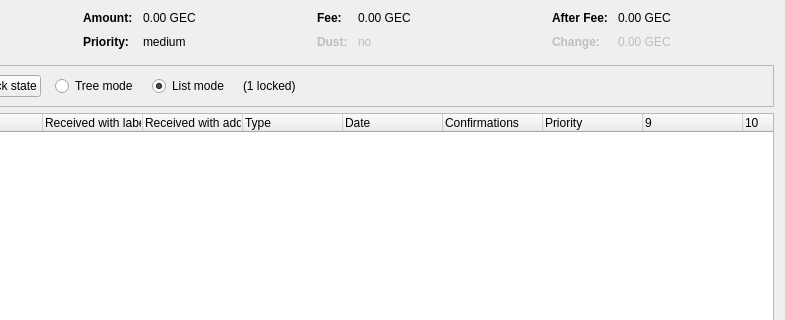
Before: the Qt Designer form src/qt/forms/coincontroldialog.ui in rivanando/GoldEgg, drawn with Qt 5; both pictures show x 169 to 954 and y 0 to 320 of the 954 by 500 pixel window.
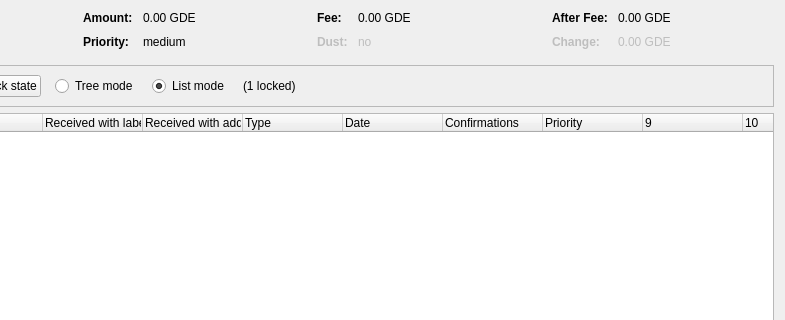
After: the same form once the commit is applied. Custom widgets are drawn as their Qt base class.

```diff
--- a/src/qt/forms/coincontroldialog.ui
+++ b/src/qt/forms/coincontroldialog.ui
@@ -132,7 +132,7 @@
           <enum>Qt::ActionsContextMenu</enum>
          </property>
          <property name="text">
-          <string notr="true">0.00 GEC</string>
+          <string notr="true">0.00 GDE</string>
          </property>
          <property name="textInteractionFlags">
           <set>Qt::LinksAccessibleByMouse|Qt::TextSelectableByKeyboard|Qt::TextSelectableByMouse</set>
@@ -206,7 +206,7 @@
           <enum>Qt::ActionsContextMenu</enum>
          </property>
          <property name="text">
-          <string notr="true">0.00 GEC</string>
+          <string notr="true">0.00 GDE</string>
          </property>
          <property name="textInteractionFlags">
           <set>Qt::LinksAccessibleByMouse|Qt::TextSelectableByKeyboard|Qt::TextSelectableByMouse</set>
@@ -286,7 +286,7 @@
           <enum>Qt::ActionsContextMenu</enum>
          </property>
          <property name="text">
-          <string notr="true">0.00 GEC</string>
+          <string notr="true">0.00 GDE</string>
          </property>
          <property name="textInteractionFlags">
           <set>Qt::LinksAccessibleByMouse|Qt::TextSelectableByKeyboard|Qt::TextSelectableByMouse</set>
@@ -321,7 +321,7 @@
           <enum>Qt::ActionsContextMenu</enum>
          </property>
          <property name="text">
-          <string notr="true">0.00 GEC</string>
+          <string notr="true">0.00 GDE</string>
          </property>
          <property name="textInteractionFlags">
           <set>Qt::LinksAccessibleByMouse|Qt::TextSelectableByKeyboard|Qt::TextSelectableByMouse</set>
```
